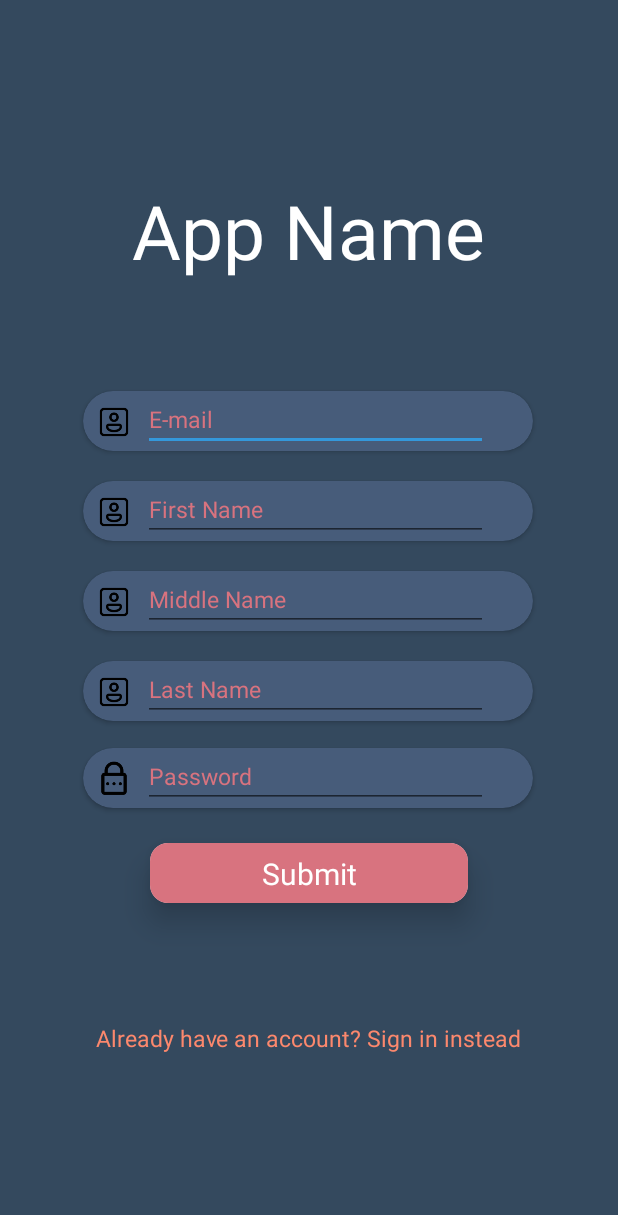
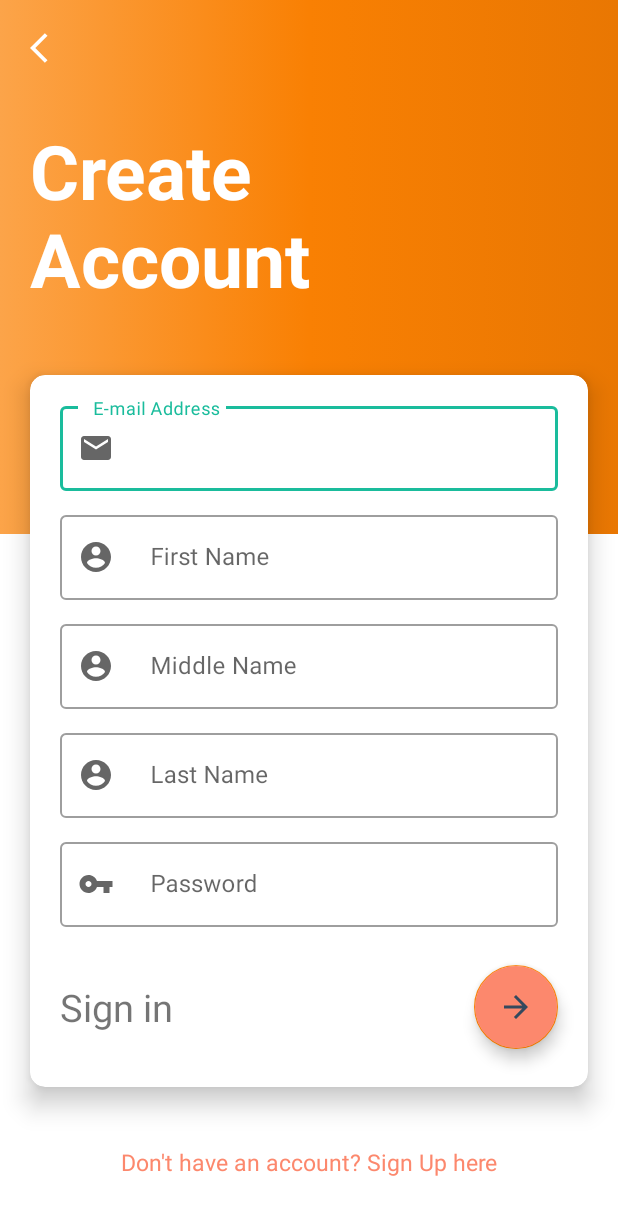
Before and after one commit to summorey22/appbmi, an Android app: the Register screen opened directly, with no data from a screen before it, on a phone screen of 412 x 824 dp. Shown: the top 1215 px of the screen. Run offline under Robolectric (Android 15) with nearby library versions, the phone set to English and light mode, and no system bars; our stand-ins replace Firebase (no records; nobody signed in at launch, a user with empty details on screens opened directly).

Commit message:
UI Fixed

```diff
--- a/app/build.gradle
+++ b/app/build.gradle
@@ -47,6 +47,7 @@ dependencies {
     implementation 'com.google.firebase:firebase-auth:19.2.0'
     implementation 'com.google.firebase:firebase-database-ktx:20.0.0'
     testImplementation 'junit:junit:4.13.2'
+    implementation 'com.google.android.material:material'
     androidTestImplementation 'androidx.test.ext:junit:1.1.3'
     androidTestImplementation 'androidx.test.espresso:espresso-core:3.4.0'
 }
--- a/app/src/main/java/com/group4/sdp/MainActivity.kt
+++ b/app/src/main/java/com/group4/sdp/MainActivity.kt
@@ -9,6 +9,6 @@ class MainActivity : AppCompatActivity() {
         super.onCreate(savedInstanceState)
         setContentView(R.layout.activity_main)
 
-
+        AppCompatDelegate.setDefaultNightMode(AppCompatDelegate.MODE_NIGHT_NO)
     }
 }
--- a/app/src/main/java/com/group4/sdp/Register.kt
+++ b/app/src/main/java/com/group4/sdp/Register.kt
@@ -5,9 +5,12 @@ import androidx.appcompat.app.AppCompatActivity
 import android.os.Bundle
 import android.text.TextUtils
 import android.widget.EditText
+import android.widget.ImageButton
 import android.widget.TextView
 import android.widget.Toast
+import androidx.appcompat.app.AppCompatDelegate
 import androidx.cardview.widget.CardView
+import com.google.android.material.floatingactionbutton.FloatingActionButton
 import com.google.firebase.auth.FirebaseAuth
 import com.google.firebase.database.DatabaseReference
 import com.google.firebase.database.FirebaseDatabase
@@ -22,9 +25,15 @@ class Register : AppCompatActivity() {
         super.onCreate(savedInstanceState)
         setContentView(R.layout.activity_register)
 
+        AppCompatDelegate.setDefaultNightMode(AppCompatDelegate.MODE_NIGHT_NO)
+
         auth = FirebaseAuth.getInstance()
         database = FirebaseDatabase.getInstance()
         databaseReference = database?.reference!!.child("profile")
+
+        findViewById<ImageButton>(R.id.back).setOnClickListener {
+            this.finish()
+        }
 
 
         findViewById<TextView>(R.id.regsignin).setOnClickListener(){
@@ -45,7 +54,7 @@ class Register : AppCompatActivity() {
         val text3: EditText = findViewById(R.id.middlenm)
         val text4: EditText = findViewById(R.id.reglasnm)
 
-        findViewById<CardView>(R.id.submitregcard).setOnClickListener() { view ->
+        findViewById<FloatingActionButton>(R.id.submitregcard).setOnClickListener() { view ->
             when {
                 TextUtils.isEmpty(emailya.text.toString().trim { it <= ' ' }) -> {
                     Toast.makeText(this, "Please enter email", Toast.LENGTH_SHORT).show()
--- /dev/null
+++ b/app/src/main/res/drawable/ic_arrow.xml
@@ -0,0 +1,5 @@
+<vector android:height="24dp" android:tint="#FFFFFF"
+    android:viewportHeight="24" android:viewportWidth="24"
+    android:width="24dp" xmlns:android="http://schemas.android.com/apk/res/android">
+    <path android:fillColor="@android:color/white" android:pathData="M12,4l-1.41,1.41L16.17,11H4v2h12.17l-5.58,5.59L12,20l8,-8z"/>
+</vector>
--- /dev/null
+++ b/app/src/main/res/drawable/ic_arrow_style.xml
@@ -0,0 +1,5 @@
+<vector android:height="24dp" android:tint="#FFFFFF"
+    android:viewportHeight="24" android:viewportWidth="24"
+    android:width="24dp" xmlns:android="http://schemas.android.com/apk/res/android">
+    <path android:fillColor="@android:color/white" android:pathData="M11.67,3.87L9.9,2.1 0,12l9.9,9.9 1.77,-1.77L3.54,12z"/>
+</vector>
--- /dev/null
+++ b/app/src/main/res/drawable/ic_bigarrow.xml
@@ -0,0 +1,5 @@
+<vector android:height="48dp" android:tint="#FFFFFF"
+    android:viewportHeight="24" android:viewportWidth="24"
+    android:width="48dp" xmlns:android="http://schemas.android.com/apk/res/android">
+    <path android:fillColor="@android:color/white" android:pathData="M11.67,3.87L9.9,2.1 0,12l9.9,9.9 1.77,-1.77L3.54,12z"/>
+</vector>
--- /dev/null
+++ b/app/src/main/res/drawable/ic_email.xml
@@ -0,0 +1,10 @@
+<vector xmlns:android="http://schemas.android.com/apk/res/android"
+    android:width="24dp"
+    android:height="24dp"
+    android:viewportWidth="24"
+    android:viewportHeight="24"
+    android:tint="?attr/colorControlNormal">
+  <path
+      android:fillColor="@android:color/white"
+      android:pathData="M20,4L4,4c-1.1,0 -1.99,0.9 -1.99,2L2,18c0,1.1 0.9,2 2,2h16c1.1,0 2,-0.9 2,-2L22,6c0,-1.1 -0.9,-2 -2,-2zM20,8l-8,5 -8,-5L4,6l8,5 8,-5v2z"/>
+</vector>
--- /dev/null
+++ b/app/src/main/res/drawable/ic_pass.xml
@@ -0,0 +1,10 @@
+<vector xmlns:android="http://schemas.android.com/apk/res/android"
+    android:width="24dp"
+    android:height="24dp"
+    android:viewportWidth="24"
+    android:viewportHeight="24"
+    android:tint="?attr/colorControlNormal">
+  <path
+      android:fillColor="@android:color/white"
+      android:pathData="M12.65,10C11.83,7.67 9.61,6 7,6c-3.31,0 -6,2.69 -6,6s2.69,6 6,6c2.61,0 4.83,-1.67 5.65,-4H17v4h4v-4h2v-4H12.65zM7,14c-1.1,0 -2,-0.9 -2,-2s0.9,-2 2,-2 2,0.9 2,2 -0.9,2 -2,2z"/>
+</vector>
--- /dev/null
+++ b/app/src/main/res/drawable/ic_user.xml
@@ -0,0 +1,10 @@
+<vector xmlns:android="http://schemas.android.com/apk/res/android"
+    android:width="24dp"
+    android:height="24dp"
+    android:viewportWidth="24"
+    android:viewportHeight="24"
+    android:tint="?attr/colorControlNormal">
+  <path
+      android:fillColor="@android:color/white"
+      android:pathData="M12,2C6.48,2 2,6.48 2,12s4.48,10 10,10 10,-4.48 10,-10S17.52,2 12,2zM12,5c1.66,0 3,1.34 3,3s-1.34,3 -3,3 -3,-1.34 -3,-3 1.34,-3 3,-3zM12,19.2c-2.5,0 -4.71,-1.28 -6,-3.22 0.03,-1.99 4,-3.08 6,-3.08 1.99,0 5.97,1.09 6,3.08 -1.29,1.94 -3.5,3.22 -6,3.22z"/>
+</vector>
--- a/app/src/main/res/layout/activity_login.xml
+++ b/app/src/main/res/layout/activity_login.xml
@@ -4,7 +4,7 @@
     xmlns:tools="http://schemas.android.com/tools"
     android:layout_width="match_parent"
     android:layout_height="match_parent"
-    android:background="@color/bblack"
+    android:background="@color/white"
     tools:context=".Login">
 
     <TextView
--- a/app/src/main/res/layout/activity_register.xml
+++ b/app/src/main/res/layout/activity_register.xml
@@ -4,224 +4,199 @@
     xmlns:tools="http://schemas.android.com/tools"
     android:layout_width="match_parent"
     android:layout_height="match_parent"
-    android:background="@color/bblack"
+    android:background="@color/white"
     tools:context=".Register">
+
+    <androidx.constraintlayout.widget.ConstraintLayout
+        android:id="@+id/constraintLayout"
+        android:layout_width="match_parent"
+        android:layout_height="wrap_content"
+        android:background="@drawable/diff_back2"
+        app:layout_constraintEnd_toEndOf="parent"
+        app:layout_constraintStart_toStartOf="parent"
+        app:layout_constraintTop_toTopOf="parent">
 
         <TextView
             android:id="@+id/tex"
             android:layout_width="wrap_content"
             android:layout_height="wrap_content"
-        android:text="App Name"
+            android:layout_marginTop="80dp"
+            android:layout_marginLeft="20dp"
+            android:layout_marginBottom="150dp"
+            android:text="Create\nAccount"
             android:textColor="@color/white"
             android:textSize="50sp"
+            android:textStyle="bold"
             app:layout_constraintBottom_toBottomOf="parent"
-        app:layout_constraintEnd_toEndOf="parent"
-        app:layout_constraintHorizontal_bias="0.497"
             app:layout_constraintStart_toStartOf="parent"
             app:layout_constraintTop_toTopOf="parent"
-        app:layout_constraintVertical_bias="0.159" />
+             />
+    </androidx.constraintlayout.widget.ConstraintLayout>
 
     <androidx.cardview.widget.CardView
-        android:layout_width="300dp"
-        android:layout_height="40dp"
-        app:cardBackgroundColor="@color/bluegrey"
-        app:cardCornerRadius="40dp"
-        android:layout_marginBottom="350dp"
-        app:layout_constraintBottom_toBottomOf="parent"
-        app:layout_constraintEnd_toEndOf="parent"
-        app:layout_constraintHorizontal_bias="0.495"
-        app:layout_constraintStart_toStartOf="parent"
-        app:layout_constraintTop_toTopOf="parent"
-        app:layout_constraintVertical_bias="0.6">
-
-        <ImageView
-            android:layout_width="25dp"
-            android:layout_height="25dp"
-            android:layout_marginLeft="8dp"
-            android:layout_marginTop="8dp"
-            android:src="@drawable/icouse" />
-
-        <EditText
-            android:id="@+id/regemail"
-            android:layout_width="230dp"
-            android:layout_height="match_parent"
-            android:layout_marginLeft="40dp"
-            android:hint="E-mail"
-            android:importantForAutofill="auto"
-            android:textColor="@color/black"
-            android:textColorHint="@color/red"
-            android:textSize="15sp" />
-    </androidx.cardview.widget.CardView>
-
-    <androidx.cardview.widget.CardView
-        android:layout_width="300dp"
-        android:layout_height="40dp"
-        app:cardBackgroundColor="@color/bluegrey"
-        app:cardCornerRadius="40dp"
-        android:layout_marginBottom="250dp"
-        app:layout_constraintBottom_toBottomOf="parent"
-        app:layout_constraintEnd_toEndOf="parent"
-        app:layout_constraintHorizontal_bias="0.495"
-        app:layout_constraintStart_toStartOf="parent"
-        app:layout_constraintTop_toTopOf="parent"
-        app:layout_constraintVertical_bias="0.6">
-
-        <ImageView
-            android:layout_width="25dp"
-            android:layout_height="25dp"
-            android:layout_marginLeft="8dp"
-            android:layout_marginTop="8dp"
-            android:src="@drawable/icouse" />
-
-        <EditText
-            android:id="@+id/regfirstnm"
-            android:layout_width="230dp"
-            android:layout_height="match_parent"
-            android:layout_marginLeft="40dp"
-            android:hint="First Name"
-            android:textColor="@color/black"
-            android:textColorHint="@color/red"
-            android:textSize="15sp" />
-    </androidx.cardview.widget.CardView>
-
-    <androidx.cardview.widget.CardView
-        android:layout_width="300dp"
-        android:layout_height="40dp"
-        app:cardBackgroundColor="@color/bluegrey"
-        app:cardCornerRadius="40dp"
-        android:layout_marginBottom="150dp"
-        app:layout_constraintBottom_toBottomOf="parent"
-        app:layout_constraintEnd_toEndOf="parent"
-        app:layout_constraintHorizontal_bias="0.495"
-        app:layout_constraintStart_toStartOf="parent"
-        app:layout_constraintTop_toTopOf="parent"
-        app:layout_constraintVertical_bias="0.6">
-
-        <ImageView
-            android:layout_width="25dp"
-            android:layout_height="25dp"
-            android:layout_marginLeft="8dp"
-            android:layout_marginTop="8dp"
-            android:src="@drawable/icouse" />
-
-        <EditText
-            android:id="@+id/middlenm"
-            android:layout_width="230dp"
-            android:layout_height="match_parent"
-            android:layout_marginLeft="40dp"
-            android:hint="Middle Name"
-            android:textColor="@color/black"
-            android:textColorHint="@color/red"
-            android:textSize="15sp" />
-    </androidx.cardview.widget.CardView>
-
-    <androidx.cardview.widget.CardView
-        android:layout_width="300dp"
-        android:layout_height="40dp"
-        app:cardBackgroundColor="@color/bluegrey"
-        app:cardCornerRadius="40dp"
-        android:layout_marginBottom="50dp"
-        app:layout_constraintBottom_toBottomOf="parent"
-        app:layout_constraintEnd_toEndOf="parent"
-        app:layout_constraintHorizontal_bias="0.495"
-        app:layout_constraintStart_toStartOf="parent"
-        app:layout_constraintTop_toTopOf="parent"
-        app:layout_constraintVertical_bias="0.6">
-
-        <ImageView
-            android:layout_width="25dp"
-            android:layout_height="25dp"
-            android:layout_marginLeft="8dp"
-            android:layout_marginTop="8dp"
-            android:src="@drawable/icouse" />
-
-        <EditText
-            android:id="@+id/reglasnm"
-            android:layout_width="230dp"
-            android:layout_height="match_parent"
-            android:layout_marginLeft="40dp"
-            android:hint="Last Name"
-            android:textColor="@color/black"
-            android:textColorHint="@color/red"
-            android:textSize="15sp" />
-    </androidx.cardview.widget.CardView>
-
-    <androidx.cardview.widget.CardView
-        android:layout_width="300dp"
-        android:layout_height="40dp"
-        app:cardBackgroundColor="@color/bluegrey"
-        app:cardCornerRadius="40dp"
-        android:layout_marginTop="70dp"
-        app:layout_constraintBottom_toBottomOf="parent"
-        app:layout_constraintEnd_toEndOf="parent"
-        app:layout_constraintHorizontal_bias="0.495"
-        app:layout_constraintStart_toStartOf="parent"
-        app:layout_constraintTop_toTopOf="parent"
-        app:layout_constraintVertical_bias="0.6">
-
-        <ImageView
-            android:layout_width="25dp"
-            android:layout_height="25dp"
-            android:layout_marginLeft="8dp"
-            android:layout_marginTop="8dp"
-            android:src="@drawable/icopass" />
-
-        <EditText
-            android:id="@+id/regpass"
-            android:layout_width="230dp"
-            android:layout_height="match_parent"
-            android:layout_marginLeft="40dp"
-            android:hint="Password"
-            android:inputType="textPassword"
-            android:textColor="@color/black"
-            android:textColorHint="@color/red"
-            android:textSize="15sp" />
-    </androidx.cardview.widget.CardView>
-
-    <androidx.cardview.widget.CardView
-        android:id="@+id/submitregcard"
+        android:id="@+id/cardView5"
         android:layout_width="match_parent"
-        android:layout_height="40dp"
-        android:layout_marginLeft="100dp"
-        android:layout_marginRight="100dp"
-        android:layout_marginTop="340dp"
-        app:cardCornerRadius="12dp"
-        app:cardElevation="12dp"
+        android:layout_height="wrap_content"
+        android:layout_marginLeft="20dp"
+        android:layout_marginRight="20dp"
+        android:layout_marginTop="150dp"
+        app:cardCornerRadius="10dp"
+        app:cardElevation="10dp"
         app:layout_constraintBottom_toBottomOf="parent"
         app:layout_constraintEnd_toEndOf="parent"
         app:layout_constraintStart_toStartOf="parent"
         app:layout_constraintTop_toTopOf="parent">
 
-        <androidx.constraintlayout.widget.ConstraintLayout
+        <GridLayout
+            android:id="@+id/gridLayout"
+            android:layout_width="match_parent"
+            android:layout_height="wrap_content"
+            android:layout_marginTop="10dp"
+            android:layout_marginBottom="5dp"
+            android:alignmentMode="alignMargins"
+            android:columnCount="1"
+            android:rowCount="7"
+            app:layout_constraintStart_toStartOf="parent"
+            app:layout_constraintTop_toBottomOf="@+id/constraintLayout">
+
+            <com.google.android.material.textfield.TextInputLayout
+                style="@style/Widget.MaterialComponents.TextInputLayout.OutlinedBox"
                 android:layout_width="match_parent"
                 android:layout_height="match_parent"
-            android:background="@color/red">
+                android:layout_marginLeft="20dp"
+                android:layout_marginTop="5dp"
+                android:layout_marginRight="20dp"
+                android:layout_marginBottom="5dp"
+                android:background="@color/white"
+                app:startIconDrawable="@drawable/ic_email">
+
+                <com.google.android.material.textfield.TextInputEditText
+                    android:id="@+id/regemail"
+                    android:layout_width="match_parent"
+                    android:layout_height="match_parent"
+                    android:hint="  E-mail Address" />
+            </com.google.android.material.textfield.TextInputLayout>
+
+            <com.google.android.material.textfield.TextInputLayout
+                style="@style/Widget.MaterialComponents.TextInputLayout.OutlinedBox"
+                android:layout_width="match_parent"
+                android:layout_height="match_parent"
+                android:layout_marginLeft="20dp"
+                android:layout_marginTop="5dp"
+                android:layout_marginRight="20dp"
+                android:layout_marginBottom="5dp"
+                android:background="@color/white"
+                app:startIconDrawable="@drawable/ic_user">
+
+                <com.google.android.material.textfield.TextInputEditText
+                    android:id="@+id/regfirstnm"
+                    android:layout_width="match_parent"
+                    android:layout_height="match_parent"
+                    android:hint="  First Name" />
+            </com.google.android.material.textfield.TextInputLayout>
+
+            <com.google.android.material.textfield.TextInputLayout
+                style="@style/Widget.MaterialComponents.TextInputLayout.OutlinedBox"
+                android:layout_width="match_parent"
+                android:layout_height="match_parent"
+                android:layout_marginLeft="20dp"
+                android:layout_marginTop="5dp"
+                android:layout_marginRight="20dp"
+                android:layout_marginBottom="5dp"
+                android:background="@color/white"
+                app:startIconDrawable="@drawable/ic_user">
+
+                <com.google.android.material.textfield.TextInputEditText
+                    android:id="@+id/middlenm"
+                    android:layout_width="match_parent"
+                    android:layout_height="match_parent"
+                    android:hint="  Middle Name" />
+            </com.google.android.material.textfield.TextInputLayout>
+
+            <com.google.android.material.textfield.TextInputLayout
+                style="@style/Widget.MaterialComponents.TextInputLayout.OutlinedBox"
+                android:layout_width="match_parent"
+                android:layout_height="match_parent"
+                android:layout_marginLeft="20dp"
+                android:layout_marginTop="5dp"
+                android:layout_marginRight="20dp"
+                android:layout_marginBottom="5dp"
+                android:background="@color/white"
+                app:startIconDrawable="@drawable/ic_user">
+
+                <com.google.android.material.textfield.TextInputEditText
+                    android:id="@+id/reglasnm"
+                    android:layout_width="match_parent"
+                    android:layout_height="match_parent"
+                    android:hint="  Last Name" />
+            </com.google.android.material.textfield.TextInputLayout>
+
+            <com.google.android.material.textfield.TextInputLayout
+                style="@style/Widget.MaterialComponents.TextInputLayout.OutlinedBox"
+                android:layout_width="match_parent"
+                android:layout_height="match_parent"
+                android:layout_marginLeft="20dp"
+                android:layout_marginTop="5dp"
+                android:layout_marginRight="20dp"
+                android:layout_marginBottom="5dp"
+                android:background="@color/white"
+                app:startIconDrawable="@drawable/ic_pass">
+
+                <com.google.android.material.textfield.TextInputEditText
+                    android:id="@+id/regpass"
+                    android:layout_width="match_parent"
+                    android:layout_height="match_parent"
+                    android:hint="  Password"
+                    android:inputType="textPassword" />
+            </com.google.android.material.textfield.TextInputLayout>
+
+            <GridLayout
+                android:layout_width="match_parent"
+                android:layout_height="wrap_content"
+                android:layout_marginLeft="20dp"
+                android:columnCount="2"
+                android:rowCount="1">
 
                 <TextView
                     android:layout_width="wrap_content"
                     android:layout_height="wrap_content"
-                android:text="Submit"
-                android:textColor="@color/white"
-                android:textSize="20sp"
-                app:layout_constraintBottom_toBottomOf="parent"
-                app:layout_constraintEnd_toEndOf="parent"
-                app:layout_constraintStart_toStartOf="parent"
-                app:layout_constraintTop_toTopOf="parent" />
-        </androidx.constraintlayout.widget.ConstraintLayout>
+                    android:layout_gravity="left|center"
+                    android:text="Sign in"
+                    android:textSize="25sp" />
+
+                <com.google.android.material.floatingactionbutton.FloatingActionButton
+                    android:id="@+id/submitregcard"
+                    android:layout_margin="20dp"
+                    android:backgroundTint="@color/orange"
+                    android:src="@drawable/ic_arrow" />
+            </GridLayout>
+        </GridLayout>
     </androidx.cardview.widget.CardView>
 
     <TextView
         android:id="@+id/regsignin"
         android:layout_width="wrap_content"
         android:layout_height="wrap_content"
-        android:text="Already have an account? Sign in instead"
+        android:text="Don't have an account? Sign Up here"
         android:textColor="@color/orange"
         android:textSize="15sp"
         app:layout_constraintBottom_toBottomOf="parent"
         app:layout_constraintEnd_toEndOf="parent"
         app:layout_constraintStart_toStartOf="parent"
-        app:layout_constraintTop_toTopOf="parent"
-        app:layout_constraintVertical_bias="0.849" />
+        app:layout_constraintTop_toBottomOf="@+id/cardView5" />
+
+    <ImageButton
+        android:id="@+id/back"
+        android:layout_marginLeft="20dp"
+        android:layout_marginTop="20dp"
+        android:layout_width="wrap_content"
+        android:layout_height="wrap_content"
+        android:background="@android:color/transparent"
+        android:src="@drawable/ic_arrow_style"
+        app:layout_constraintStart_toStartOf="parent"
+        app:layout_constraintTop_toTopOf="parent" />
+
+
 
 
 </androidx.constraintlayout.widget.ConstraintLayout>
--- a/app/src/main/res/values/colors.xml
+++ b/app/src/main/res/values/colors.xml
@@ -19,4 +19,6 @@
     <color name="water">#3498DB</color>
     <color name="amethyst">#9B59B6</color>
     <color name="bblack">#34495E</color>
+
+    <color name="orenga">#f98003</color>
 </resources>
--- a/app/src/main/res/values/themes.xml
+++ b/app/src/main/res/values/themes.xml
@@ -6,13 +6,13 @@
         <item name="colorPrimaryVariant">@color/emerald</item>
         <item name="colorOnPrimary">@color/white</item>
         <!-- Secondary brand color. -->
-        <item name="colorSecondary">@color/water</item>
+        <item name="colorSecondary">@color/orenga</item>
         <item name="colorSecondaryVariant">@color/amethyst</item>
         <item name="colorOnSecondary">@color/bblack</item>
         <!-- Status bar color. -->
-        <item name="android:statusBarColor" tools:targetApi="l">?attr/colorOnPrimary</item>
+        <item name="android:statusBarColor" tools:targetApi="l">?attr/colorSecondary</item>
 
-        <item name="android:windowLightStatusBar" tools:targetApi="R">?attr/colorSecondaryVariant</item>
+
         <!-- Customize your theme here. -->
     </style>
 </resources>
```
Lines whose indentation alone changed are shown as unchanged.
